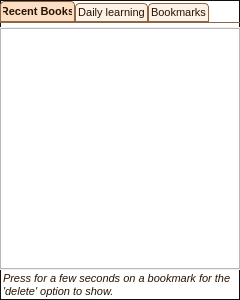
Before: the Qt Designer form Mobile/mobileapp.ui in MosheWagner/Orayta-QT, drawn with Qt 5.
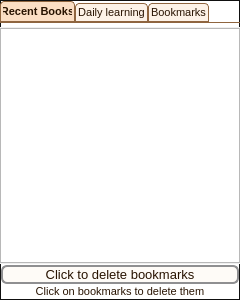
After: the same form once the commit is applied. The open tabs and pages were chosen to show the change. Icons and pictures are not drawn. Custom widgets are drawn as their Qt base class.

Commit message: New 'delete bookmark' button

Diff of the .ui file:
```diff
--- a/Mobile/mobileapp.ui
+++ b/Mobile/mobileapp.ui
@@ -5283,23 +5283,83 @@
         </widget>
        </item>
        <item>
-        <widget class="QLabel" name="label_8">
+        <layout class="QHBoxLayout" name="horizontalLayout">
+         <property name="spacing">
+          <number>10</number>
+         </property>
+         <property name="topMargin">
+          <number>0</number>
+         </property>
+         <property name="rightMargin">
+          <number>0</number>
+         </property>
+         <item>
+          <widget class="QPushButton" name="deleteBMS">
+           <property name="font">
+            <font>
+             <pointsize>10</pointsize>
+            </font>
+           </property>
+           <property name="styleSheet">
+            <string notr="true"> 
+QPushButton:checked {
+ background-color: qlineargradient(
+  x1:0, y1:0, x2:0, y2:1,
+  stop:0   #7D7D7D
+  stop:0.03 #6182BD,
+  stop:0.04 #7D7D7D
+  stop:1   #E8E8E8
+ );
+ background-image: none;
+ border-image: none;
+ border: 1px solid #364767;
+}
+ 
+ QPushButton {
+     border: 2px solid #8f8f91;
+     border-radius: 6px;
+     background-color: qlineargradient(x1: 0, y1: 0, x2: 0, y2: 1,
+                                       stop: 0 #f6f7fa, stop: 1 #dadbde);
+     min-width: 80px;
+ }</string>
+           </property>
+           <property name="text">
+            <string> Click to delete bookmarks </string>
+           </property>
+           <property name="checkable">
+            <bool>true</bool>
+           </property>
+           <property name="checked">
+            <bool>false</bool>
+           </property>
+           <property name="autoDefault">
+            <bool>false</bool>
+           </property>
+           <property name="default">
+            <bool>false</bool>
+           </property>
+           <property name="flat">
+            <bool>false</bool>
+           </property>
+          </widget>
+         </item>
+        </layout>
+       </item>
+       <item>
+        <widget class="QLabel" name="bmLBL">
          <property name="font">
           <font>
            <pointsize>8</pointsize>
-           <weight>50</weight>
-           <italic>true</italic>
-           <bold>false</bold>
           </font>
          </property>
-         <property name="styleSheet">
-          <string notr="true">font: italic 8pt ;</string>
-         </property>
          <property name="text">
-          <string>Press for a few seconds on a bookmark for the 'delete' option to show.</string>
+          <string>Click on bookmarks to delete them</string>
          </property>
-         <property name="wordWrap">
-          <bool>true</bool>
+         <property name="textFormat">
+          <enum>Qt::PlainText</enum>
+         </property>
+         <property name="alignment">
+          <set>Qt::AlignCenter</set>
          </property>
         </widget>
        </item>
```
Left out of the diff: 8 changed lines with no effect on the pictures. The commit also changes 4 other files.
